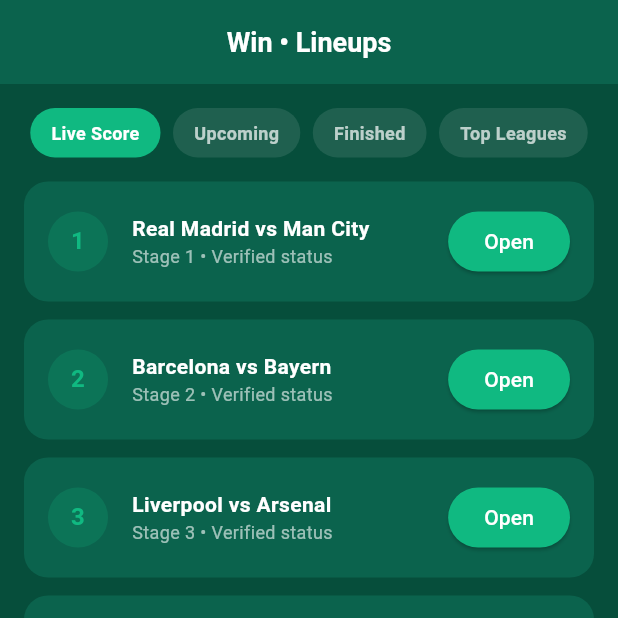
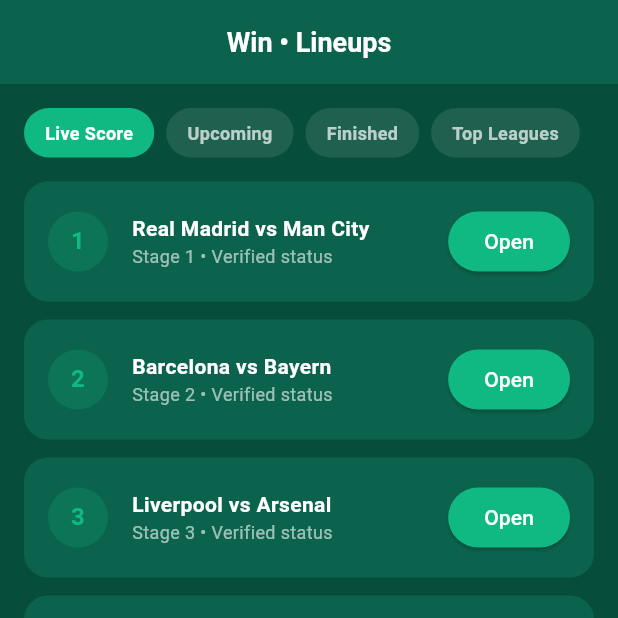
Before and after one commit to mancolo13/com.winmatchday.football.live, a Flutter app: the screen it shows after launch, after a tap on the "close" icon, on a phone screen of 412 x 824 dp, the top half of it. Run offline on Flutter 3.47's test engine with Material 3 defaults, Android fonts, the phone set to English and light mode, and no system bars.

Commit message:
fix(ui): eliminate layout overflow on registration and tab screens

```diff
--- a/lib/screens/quick_registration_screen.dart
+++ b/lib/screens/quick_registration_screen.dart
@@ -75,6 +75,13 @@ class QuickRegistrationScreen extends StatelessWidget {
 
           // 3. UI Layer
           SafeArea(
+            child: LayoutBuilder(
+              builder: (context, constraints) {
+                return SingleChildScrollView(
+                  physics: const ClampingScrollPhysics(),
+                  child: ConstrainedBox(
+                    constraints: BoxConstraints(minHeight: constraints.maxHeight),
+                    child: IntrinsicHeight(
                       child: Padding(
                         padding: const EdgeInsets.symmetric(horizontal: 24.0, vertical: 12.0),
                         child: Column(
@@ -247,6 +254,11 @@ class QuickRegistrationScreen extends StatelessWidget {
                         ),
                       ),
                     ),
+                  ),
+                );
+              },
+            ),
+          ),
         ],
       ),
     );
--- a/lib/screens/tabs/tab1_screen.dart
+++ b/lib/screens/tabs/tab1_screen.dart
@@ -102,8 +102,8 @@ class _Tab1ScreenState extends State<Tab1Screen> {
         children: [
           Icon(ic, color: AppTheme.secondaryColor, size: 28),
           const SizedBox(height: 8),
-          Text(t, style: const TextStyle(color: Colors.white60, fontSize: 13)),
-          Text(v, style: const TextStyle(fontSize: 20, fontWeight: FontWeight.bold)),
+          Text(t, style: const TextStyle(color: Colors.white60, fontSize: 13), maxLines: 1, overflow: TextOverflow.ellipsis),
+          FittedBox(fit: BoxFit.scaleDown, alignment: Alignment.centerLeft, child: Text(v, style: const TextStyle(fontSize: 20, fontWeight: FontWeight.bold))),
         ],
       ),
     );
--- a/lib/screens/tabs/tab2_screen.dart
+++ b/lib/screens/tabs/tab2_screen.dart
@@ -19,14 +19,17 @@ class _Tab2ScreenState extends State<Tab2Screen> {
       body: ListView(
         padding: const EdgeInsets.all(16),
         children: [
-          Row(
-            mainAxisAlignment: MainAxisAlignment.spaceAround,
-            children: [
-              _chip('Live Score', 0),
+          SingleChildScrollView(
+            scrollDirection: Axis.horizontal,
+            physics: const BouncingScrollPhysics(),
+            child: Row(
+              children: [
+                _chip('Live Score', 0),
               _chip('Upcoming', 1),
               _chip('Finished', 2),
               _chip('Top Leagues', 3),
-            ],
+              ],
+            ),
           ),
           const SizedBox(height: 16),
           ...List.generate(5, (i) => Container(
@@ -47,7 +50,7 @@ class _Tab2ScreenState extends State<Tab2Screen> {
                   child: Column(
                     crossAxisAlignment: CrossAxisAlignment.start,
                     children: [
-                      Text(const ['Real Madrid vs Man City', 'Barcelona vs Bayern', 'Liverpool vs Arsenal', 'Juventus vs Inter', 'Dortmund vs Leverkusen'][i % 5], style: const TextStyle(fontWeight: FontWeight.bold)),
+                      Text(const ['Real Madrid vs Man City', 'Barcelona vs Bayern', 'Liverpool vs Arsenal', 'Juventus vs Inter', 'Dortmund vs Leverkusen'][i % 5], style: const TextStyle(fontWeight: FontWeight.bold), maxLines: 1, overflow: TextOverflow.ellipsis),
                       Text('Stage ${i + 1} • Verified status', style: const TextStyle(fontSize: 12, color: Colors.white60)),
                     ],
                   ),
@@ -70,6 +73,7 @@ class _Tab2ScreenState extends State<Tab2Screen> {
     return GestureDetector(
       onTap: () => setState(() => _idx = i),
       child: Container(
+        margin: const EdgeInsets.only(right: 8),
         padding: const EdgeInsets.symmetric(horizontal: 14, vertical: 8),
         decoration: BoxDecoration(
           color: a ? AppTheme.primaryColor : Colors.white10,
--- a/lib/screens/tabs/tab3_screen.dart
+++ b/lib/screens/tabs/tab3_screen.dart
@@ -31,7 +31,7 @@ class _Tab3ScreenState extends State<Tab3Screen> {
                 Row(
                   mainAxisAlignment: MainAxisAlignment.spaceBetween,
                   children: [
-                    const Text('Background Processing', style: TextStyle(fontSize: 15)),
+                    const Text('Background Processing', style: TextStyle(fontSize: 15), maxLines: 1, overflow: TextOverflow.ellipsis),
                     Switch(
                       value: _sync,
                       activeThumbColor: AppTheme.secondaryColor,
--- a/lib/screens/tabs/tab4_screen.dart
+++ b/lib/screens/tabs/tab4_screen.dart
@@ -23,7 +23,7 @@ class Tab4Screen extends StatelessWidget {
                   child: const Icon(Icons.person, size: 40, color: AppTheme.primaryColor),
                 ),
                 const SizedBox(height: 12),
-                const Text('Match Fan #1029', style: TextStyle(fontSize: 18, fontWeight: FontWeight.bold)),
+                const Text('Match Fan #1029', style: TextStyle(fontSize: 18, fontWeight: FontWeight.bold), maxLines: 1, overflow: TextOverflow.ellipsis),
                 const Text('Tier: VIP Season Pass: Active', style: TextStyle(color: AppTheme.secondaryColor, fontSize: 13)),
               ],
             ),
```
Lines whose indentation alone changed are shown as unchanged.
